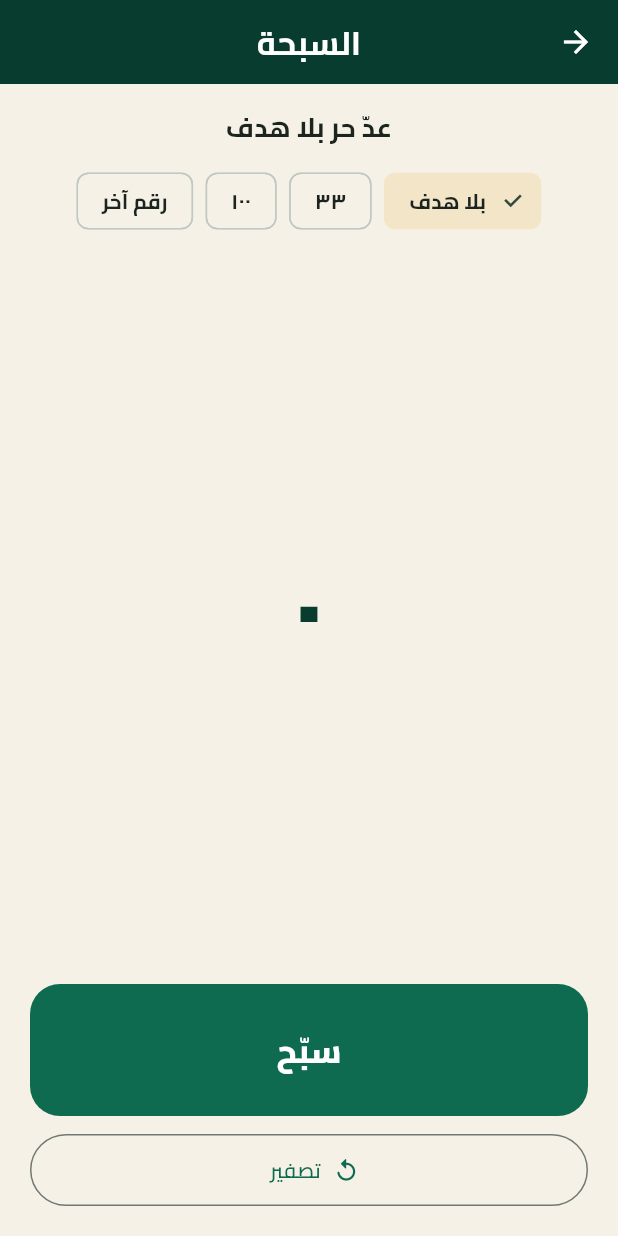
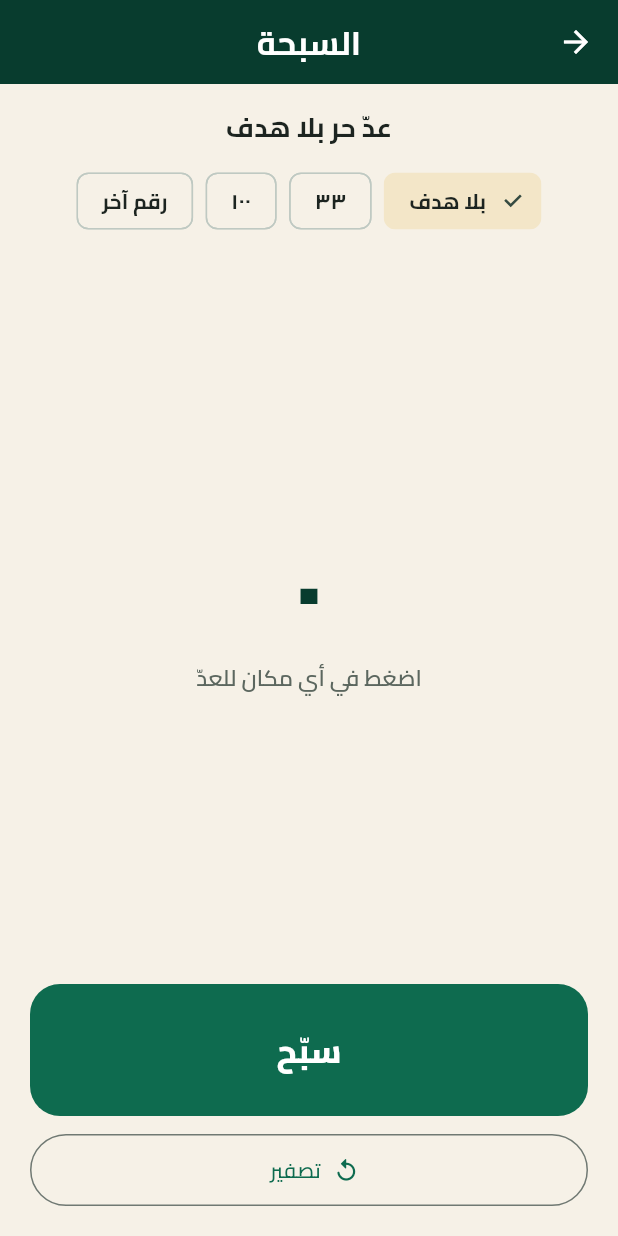
Before and after one commit to Mohamed-Elgaraihy/zikr-almuslim, a Flutter app: the screen it shows after launch, after a tap on "تخطّي", after a tap on "السبحة", on a phone screen of 412 x 824 dp. Run offline on Flutter 3.47's test engine with Material 3 defaults, Android fonts, the phone set to English and light mode, and no system bars; our stand-ins replace flutter_local_notifications, google_mobile_ads, shared_preferences, timezone, vibration; missing offline and left inert: dart:html, dart:js_interop, dart:ui_web, in_app_update; statements that could not run were skipped.

Commit message:
Let the sebha count from a tap anywhere in the counting area.
The green button stays as the visual center. Target chips, reset, and the
app bar do not increment. This is the tasbih part of 1.5.11; audio is still
to come.

Co-authored-by: Mohamed Elgaraihy <mohamedelgaraihy2029@gmail.com>

```diff
--- a/lib/content/info_copy.dart
+++ b/lib/content/info_copy.dart
@@ -1,6 +1,6 @@
 const String kDeveloperName = 'محمد الجرايحي';
 const String kDeveloperSite = 'https://moelgaraihy.com';
-const String kAppVersionLabel = '1.5.10';
+const String kAppVersionLabel = '1.5.11';
 
 class InfoBlock {
   const InfoBlock(this.body, {this.heading});
--- a/lib/screens/sebha_screen.dart
+++ b/lib/screens/sebha_screen.dart
@@ -22,6 +22,13 @@ class SebhaScreen extends StatelessWidget {
           final count = controller.state.sebhaCount;
           final target = controller.state.sebhaTarget;
           final reached = target > 0 && count > 0 && count % target == 0;
+          void countTap() {
+            controller.incrementSebha();
+            if (controller.state.hapticsOn) {
+              unawaited(lightTick());
+            }
+          }
+
           return SafeArea(
             child: Padding(
               padding: const EdgeInsets.fromLTRB(20, 16, 20, 20),
@@ -65,6 +72,14 @@ class SebhaScreen extends StatelessWidget {
                       ),
                     ],
                   ),
+                  const SizedBox(height: 8),
+                  Expanded(
+                    child: GestureDetector(
+                      key: const ValueKey('sebha-tap'),
+                      behavior: HitTestBehavior.opaque,
+                      onTapDown: (_) => countTap(),
+                      child: Column(
+                        children: [
                           const Spacer(),
                           Text(
                             arabicDigits(count),
@@ -79,6 +94,15 @@ class SebhaScreen extends StatelessWidget {
                                   : context.palette.greenDark,
                             ),
                           ),
+                          const SizedBox(height: 10),
+                          Text(
+                            'اضغط في أي مكان للعدّ',
+                            style: TextStyle(
+                              color: context.palette.inkSoft,
+                              fontSize: 15,
+                              fontWeight: FontWeight.w600,
+                            ),
+                          ),
                           if (reached) ...[
                             const SizedBox(height: 8),
                             Text(
@@ -91,17 +115,12 @@ class SebhaScreen extends StatelessWidget {
                             ),
                           ],
                           const Spacer(),
-                  SizedBox(
+                          IgnorePointer(
+                            child: SizedBox(
                               width: double.infinity,
                               height: 88,
                               child: FilledButton(
-                      key: const ValueKey('sebha-tap'),
-                      onPressed: () {
-                        controller.incrementSebha();
-                        if (controller.state.hapticsOn) {
-                          unawaited(lightTick());
-                        }
-                      },
+                                onPressed: () {},
                                 style: FilledButton.styleFrom(
                                   backgroundColor: AppColors.green,
                                   shape: RoundedRectangleBorder(
@@ -114,6 +133,11 @@ class SebhaScreen extends StatelessWidget {
                                   ),
                                 ),
                                 child: const Text('سبّح'),
+                              ),
+                            ),
+                          ),
+                        ],
+                      ),
                     ),
                   ),
                   const SizedBox(height: 12),
--- a/pubspec.yaml
+++ b/pubspec.yaml
@@ -16,7 +16,7 @@ publish_to: 'none' # Remove this line if you wish to publish to pub.dev
 # https://developer.apple.com/library/archive/documentation/General/Reference/InfoPlistKeyReference/Articles/CoreFoundationKeys.html
 # In Windows, build-name is used as the major, minor, and patch parts
 # of the product and file versions while build-number is used as the build suffix.
-version: 1.5.10+16
+version: 1.5.11+17
 
 environment:
   sdk: ^3.13.5
--- /dev/null
+++ b/release_notes/1.5.11_ar.txt
@@ -0,0 +1,3 @@
+تحسينات ١.٥.١١:
+• السبحة تُعدّ بالضغط في أي مكان في منطقة العدّ، مع الاهتزاز الخفيف إن كان مفعّلًا.
+• أزرار الهدف والتصفير لا تزيد العدّ.
```
Also changed, not shown: 1 other file. Lines whose indentation alone changed are shown as unchanged.
